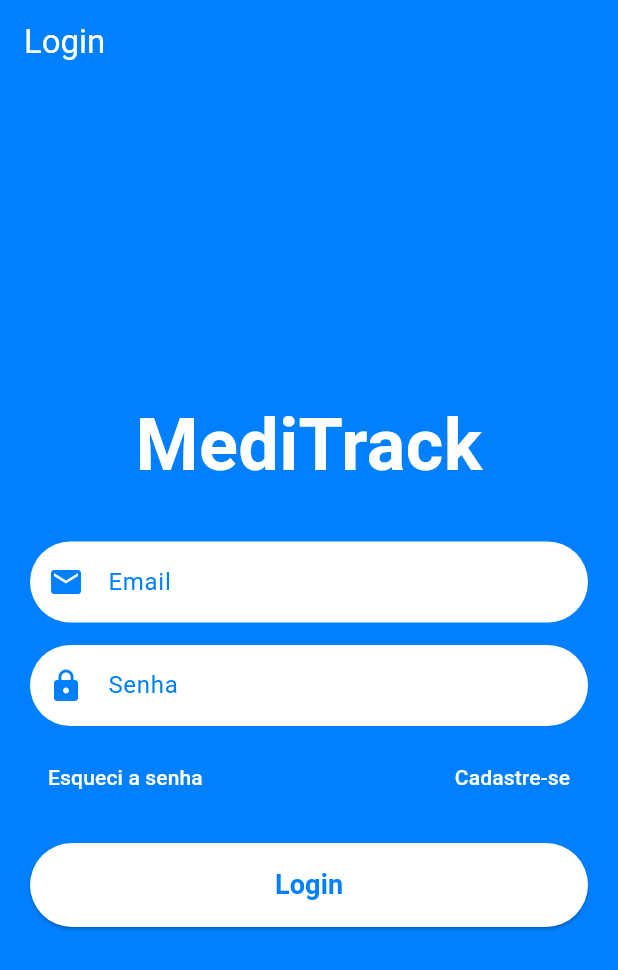
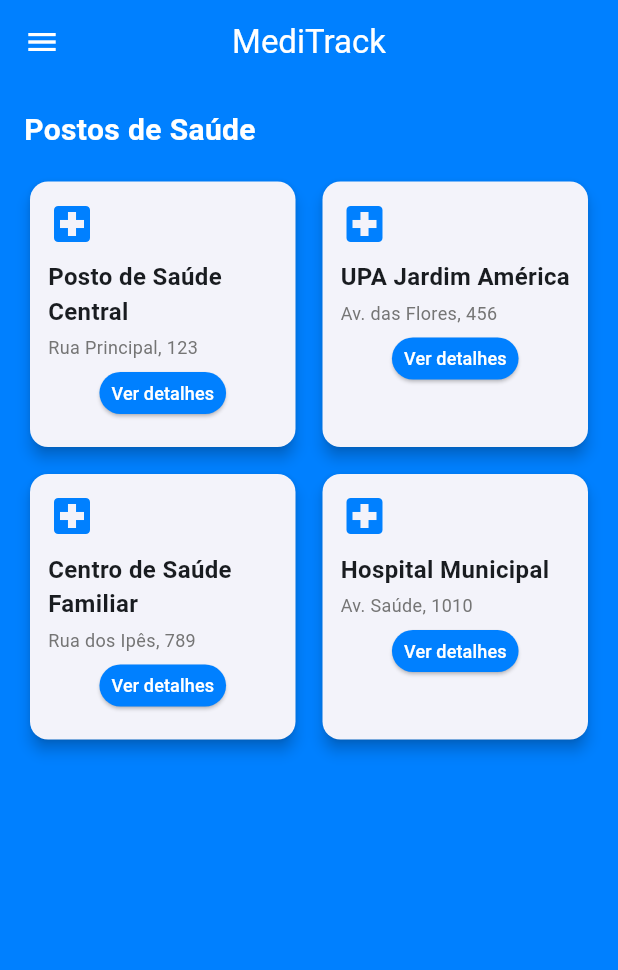
Before and after one commit to EmanuelCosta23/MediTrack-mobile, a Flutter app: the screen it shows after launch, after a tap on "Login", on a phone screen of 412 x 824 dp. Shown: the top 970 px of the screen. Run offline on Flutter 3.47's test engine with Material 3 defaults, Android fonts, the phone set to English and light mode, and no system bars.

Commit message:
Criação da home screen

```diff
--- a/lib/main.dart
+++ b/lib/main.dart
@@ -1,5 +1,6 @@
 import 'package:flutter/material.dart';
 import 'screens/login_screen.dart';
+import 'screens/home_screen.dart';
 
 void main() {
   runApp(const MyApp());
@@ -29,7 +30,11 @@ class MyApp extends StatelessWidget {
           style: TextButton.styleFrom(foregroundColor: const Color(0xFF0080FF)),
         ),
       ),
-      home: const LoginScreen(),
+      initialRoute: '/',
+      routes: {
+        '/': (context) => const LoginScreen(),
+        '/home': (context) => const HomeScreen(),
+      },
     );
   }
 }
--- /dev/null
+++ b/lib/screens/home_screen.dart
@@ -0,0 +1,115 @@
+import 'package:flutter/material.dart';
+import '../widgets/sidebar.dart';
+
+class HomeScreen extends StatelessWidget {
+  const HomeScreen({Key? key}) : super(key: key);
+
+  @override
+  Widget build(BuildContext context) {
+    return Scaffold(
+      appBar: AppBar(
+        title: const Text('MediTrack'),
+        backgroundColor: const Color(0xFF0080FF),
+        foregroundColor: Colors.white,
+        centerTitle: true,
+      ),
+      drawer: const Sidebar(),
+      body: Container(
+        color: const Color(0xFF0080FF),
+        height: double.infinity,
+        child: SingleChildScrollView(
+          padding: const EdgeInsets.all(16.0),
+          child: Column(
+            crossAxisAlignment: CrossAxisAlignment.start,
+            children: [
+              const Padding(
+                padding: EdgeInsets.only(bottom: 16.0),
+                child: Text(
+                  'Postos de Saúde',
+                  style: TextStyle(
+                    color: Colors.white,
+                    fontSize: 20,
+                    fontWeight: FontWeight.bold,
+                  ),
+                ),
+              ),
+              GridView.count(
+                crossAxisCount: 2,
+                crossAxisSpacing: 10,
+                mainAxisSpacing: 10,
+                shrinkWrap: true,
+                physics: const NeverScrollableScrollPhysics(),
+                children: [
+                  _buildPostoCard(
+                    'Posto de Saúde Central',
+                    'Rua Principal, 123',
+                  ),
+                  _buildPostoCard('UPA Jardim América', 'Av. das Flores, 456'),
+                  _buildPostoCard(
+                    'Centro de Saúde Familiar',
+                    'Rua dos Ipês, 789',
+                  ),
+                  _buildPostoCard('Hospital Municipal', 'Av. Saúde, 1010'),
+                ],
+              ),
+            ],
+          ),
+        ),
+      ),
+    );
+  }
+
+  Widget _buildPostoCard(String nome, String endereco) {
+    return Card(
+      elevation: 4,
+      child: Padding(
+        padding: const EdgeInsets.all(12.0),
+        child: Column(
+          crossAxisAlignment: CrossAxisAlignment.start,
+          children: [
+            const Icon(
+              Icons.local_hospital,
+              color: Color(0xFF0080FF),
+              size: 32,
+            ),
+            const SizedBox(height: 8),
+            Text(
+              nome,
+              style: const TextStyle(fontWeight: FontWeight.bold, fontSize: 16),
+              maxLines: 2,
+              overflow: TextOverflow.ellipsis,
+            ),
+            const SizedBox(height: 4),
+            Text(
+              endereco,
+              style: TextStyle(color: Colors.grey[600], fontSize: 12),
+              maxLines: 2,
+              overflow: TextOverflow.ellipsis,
+            ),
+            const SizedBox(height: 8),
+            Center(
+              child: SizedBox(
+                height: 28,
+                child: ElevatedButton(
+                  onPressed: () {},
+                  style: ElevatedButton.styleFrom(
+                    foregroundColor: Colors.white,
+                    backgroundColor: const Color(0xFF0080FF),
+                    padding: const EdgeInsets.symmetric(horizontal: 8),
+                    shape: RoundedRectangleBorder(
+                      borderRadius: BorderRadius.circular(20),
+                    ),
+                  ),
+                  child: const Text(
+                    'Ver detalhes',
+                    style: TextStyle(fontSize: 12),
+                  ),
+                ),
+              ),
+            ),
+          ],
+        ),
+      ),
+    );
+  }
+}
--- a/lib/screens/login_screen.dart
+++ b/lib/screens/login_screen.dart
@@ -115,7 +115,8 @@ class LoginScreen extends StatelessWidget {
               // Login Button
               ElevatedButton(
                 onPressed: () {
-                  // Login functionality will be implemented later
+                  // Navigate to home screen
+                  Navigator.pushReplacementNamed(context, '/home');
                 },
                 style: ElevatedButton.styleFrom(
                   foregroundColor: const Color(0xFF0080FF),
```
Also changed, not shown: 1 other file.
